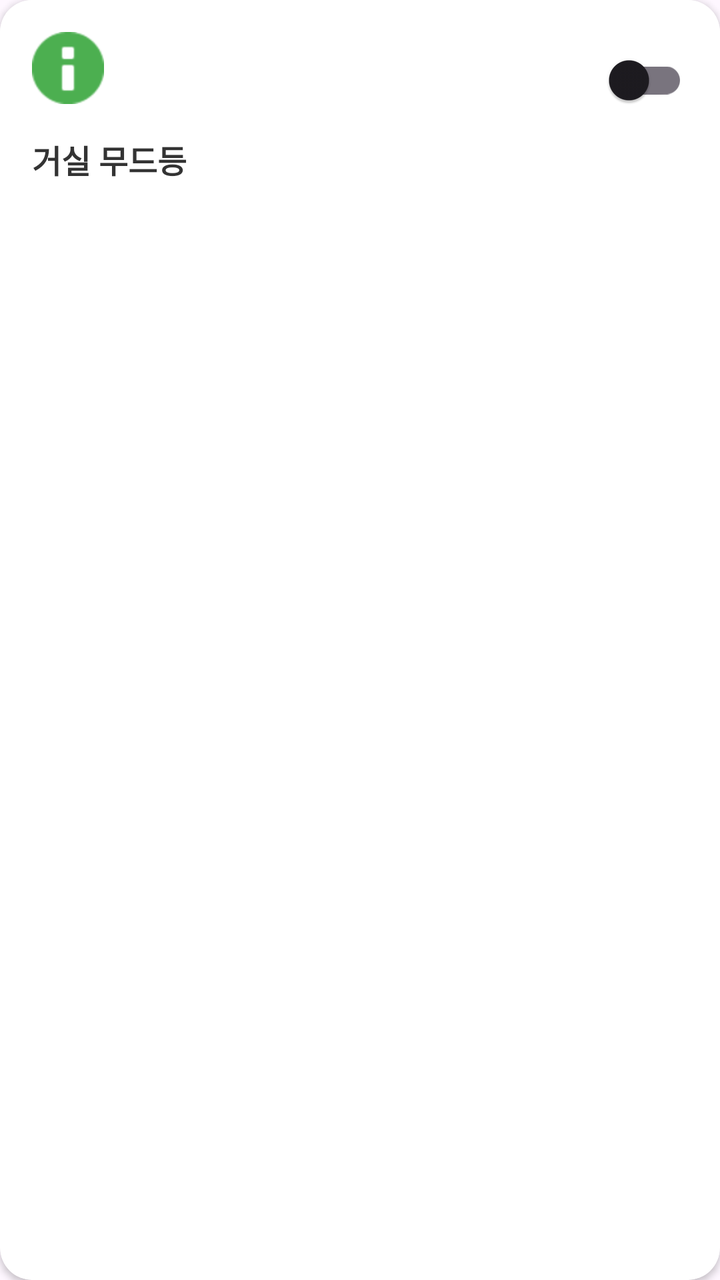
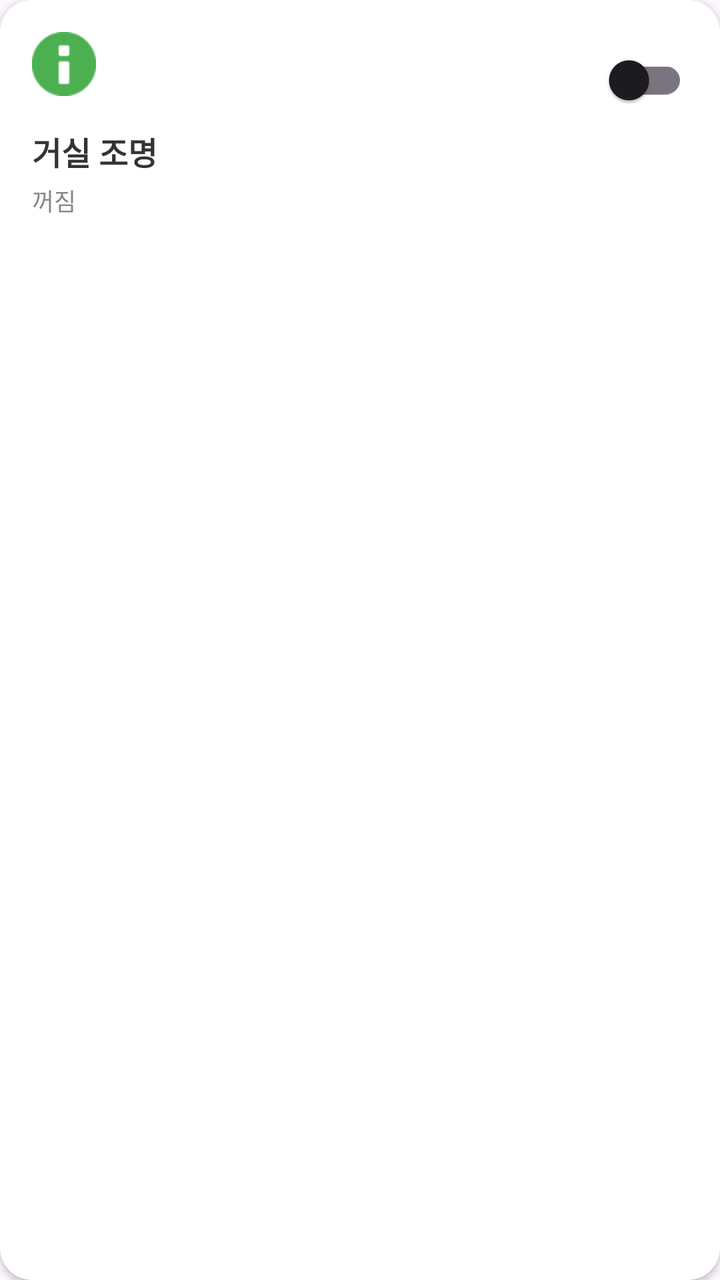

Screens rendered from an Android XML layout before and after an edit, with the pre-edit source and the edit as a unified diff.
<!-- AndroidManifest.xml: application theme Theme.HomeAssistantApp -->
<!-- res/layout/item_dashboard_tile.xml -->
<?xml version="1.0" encoding="utf-8"?>
<androidx.cardview.widget.CardView xmlns:android="http://schemas.android.com/apk/res/android"
    xmlns:app="http://schemas.android.com/apk/res-auto"
    android:layout_width="match_parent"
    android:layout_height="wrap_content"
    android:layout_margin="8dp"
    app:cardCornerRadius="16dp"
    app:cardElevation="2dp">

    <RelativeLayout
        android:layout_width="match_parent"
        android:layout_height="wrap_content"
        android:padding="16dp"
        android:background="#FFFFFF">

        
        <ImageView
            android:id="@+id/ivDeviceIcon"
            android:layout_width="36dp"
            android:layout_height="36dp"
            android:src="@android:drawable/ic_dialog_info"
            app:tint="#4CAF50" />

        
        <androidx.appcompat.widget.SwitchCompat
            android:id="@+id/switchDeviceControl"
            android:layout_width="wrap_content"
            android:layout_height="wrap_content"
            android:layout_alignParentEnd="true"
            android:layout_alignTop="@id/ivDeviceIcon" />

        
        <TextView
            android:id="@+id/tvDashboardDeviceName"
            android:layout_width="wrap_content"
            android:layout_height="wrap_content"
            android:layout_below="@id/ivDeviceIcon"
            android:layout_marginTop="16dp"
            android:text="거실 무드등"
            android:textSize="16sp"
            android:textStyle="bold"
            android:textColor="#333333" />

    </RelativeLayout>
</androidx.cardview.widget.CardView>
<!-- resources referenced by this layout -->
<resources>
  <style name="Theme.HomeAssistantApp" parent="Base.Theme.HomeAssistantApp" />
  <style name="Base.Theme.HomeAssistantApp" parent="Theme.Material3.DayNight.NoActionBar">
          
          
      </style>
</resources>

<!-- the commit's change to res/layout/item_dashboard_tile.xml (unified diff, before → after) -->
@@ -15,31 +15,42 @@
 
         
         <ImageView
-            android:id="@+id/ivDeviceIcon"
-            android:layout_width="36dp"
-            android:layout_height="36dp"
+            android:id="@+id/ivDashboardIcon"
+            android:layout_width="32dp"
+            android:layout_height="32dp"
             android:src="@android:drawable/ic_dialog_info"
             app:tint="#4CAF50" />
 
         
         <androidx.appcompat.widget.SwitchCompat
-            android:id="@+id/switchDeviceControl"
+            android:id="@+id/switchDashboardControl"
             android:layout_width="wrap_content"
             android:layout_height="wrap_content"
             android:layout_alignParentEnd="true"
-            android:layout_alignTop="@id/ivDeviceIcon" />
+            android:layout_alignTop="@id/ivDashboardIcon" />
 
         
         <TextView
             android:id="@+id/tvDashboardDeviceName"
             android:layout_width="wrap_content"
             android:layout_height="wrap_content"
-            android:layout_below="@id/ivDeviceIcon"
+            android:layout_below="@id/ivDashboardIcon"
             android:layout_marginTop="16dp"
-            android:text="거실 무드등"
+            android:text="거실 조명"
             android:textSize="16sp"
             android:textStyle="bold"
             android:textColor="#333333" />
 
+        
+        <TextView
+            android:id="@+id/tvDashboardStatus"
+            android:layout_width="wrap_content"
+            android:layout_height="wrap_content"
+            android:layout_below="@id/tvDashboardDeviceName"
+            android:layout_marginTop="4dp"
+            android:text="꺼짐"
+            android:textSize="12sp"
+            android:textColor="#888888" />
+
     </RelativeLayout>
 </androidx.cardview.widget.CardView>
